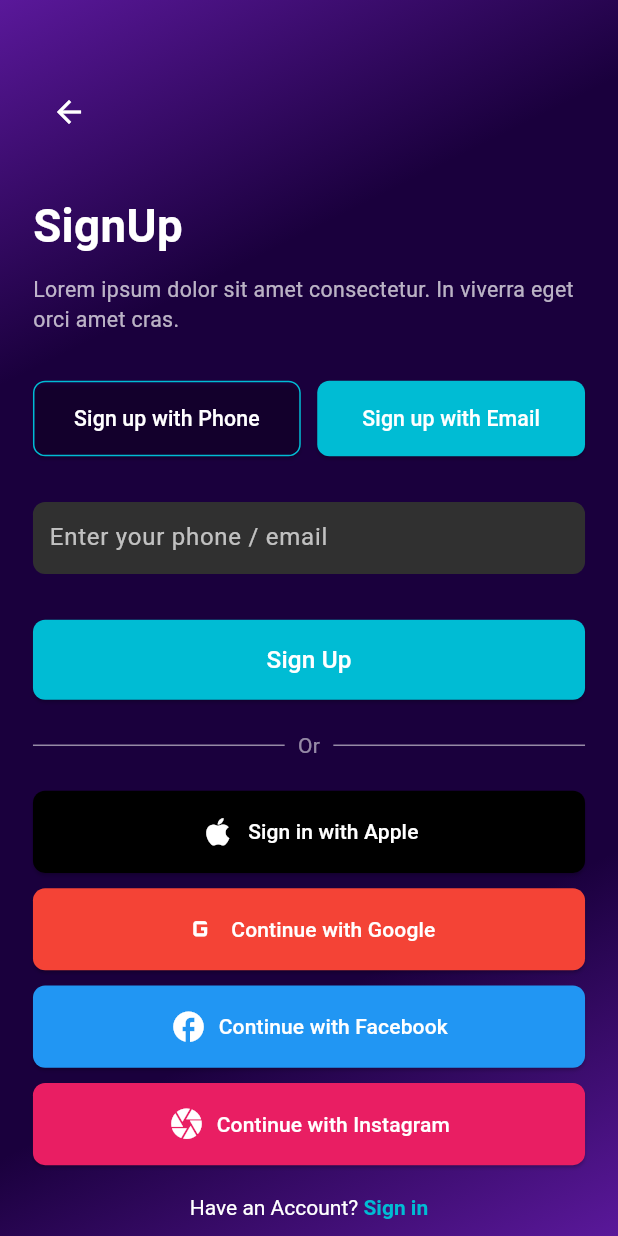
After one commit to HussainMatloob/e_squadifi, a Flutter app: the SignUpScreen screen opened directly, on a phone screen of 412 x 824 dp. The commit adds this screen. Run offline on Flutter 3.47's test engine with Material 3 defaults, Android fonts, the phone set to English and light mode, and no system bars; our stand-ins replace firebase_core, flutter_screenutil, get, google_fonts, percent_indicator; missing offline and left inert: custom_pop_up_menu; accounts and stored records are empty.

Commit message:
Files added

```diff
--- a/lib/main.dart
+++ b/lib/main.dart
@@ -1,3 +1,5 @@
+import 'package:e_squadifi/views/screens/login_screen.dart';
+import 'package:e_squadifi/views/screens/signup_screen1.dart';
 import 'package:e_squadifi/views/screens/splash_screen.dart';
 import 'package:flutter/material.dart';
 import 'package:firebase_core/firebase_core.dart';
@@ -5,8 +7,8 @@ import 'package:flutter/services.dart';
 import 'package:flutter_screenutil/flutter_screenutil.dart';
 import 'package:get/get.dart';
 import 'firebase_options.dart';
-void main() async{
 
+void main() async {
   WidgetsFlutterBinding.ensureInitialized();
   await Firebase.initializeApp(
     options: DefaultFirebaseOptions.currentPlatform,
--- /dev/null
+++ b/lib/views/screens/signup_screen1.dart
@@ -0,0 +1,239 @@
+import 'package:e_squadifi/constants/color_constants.dart'; // Your custom color constants
+import 'package:flutter/material.dart';
+import 'package:flutter_screenutil/flutter_screenutil.dart';
+
+class SignUpScreen extends StatefulWidget {
+  const SignUpScreen({Key? key}) : super(key: key);
+
+  @override
+  State<SignUpScreen> createState() => _SignUpScreenState();
+}
+
+class _SignUpScreenState extends State<SignUpScreen> {
+  @override
+  Widget build(BuildContext context) {
+    return Scaffold(
+      body: Container(
+        decoration: BoxDecoration(
+          gradient: LinearGradient(
+            colors: ColorConstant.gradientScreenColor,
+            begin: Alignment.topLeft,
+            end: Alignment.bottomRight,
+          ),
+        ),
+        child: SafeArea(
+          child: SingleChildScrollView(
+            // Add scroll view here to avoid overflow
+            child: Padding(
+              padding: EdgeInsets.symmetric(horizontal: 20.w, vertical: 50.h),
+              child: Column(
+                crossAxisAlignment: CrossAxisAlignment.start,
+                children: [
+                  // Back Arrow Icon
+                  IconButton(
+                    icon: Icon(Icons.arrow_back, color: Colors.white),
+                    onPressed: () {},
+                  ),
+                  SizedBox(height: 30.h),
+
+                  // "SignUp" text
+                  Text(
+                    'SignUp',
+                    style: TextStyle(
+                      fontSize: 30.sp,
+                      fontWeight: FontWeight.bold,
+                      color: Colors.white,
+                    ),
+                  ),
+                  SizedBox(height: 10.h),
+
+                  // Subtext for description
+                  Text(
+                    'Lorem ipsum dolor sit amet consectetur. In viverra eget orci amet cras.',
+                    style: TextStyle(
+                      fontSize: 14.sp,
+                      color: Colors.white70,
+                    ),
+                  ),
+                  SizedBox(height: 30.h),
+
+                  // Two buttons for sign up with phone or email
+                  Row(
+                    children: [
+                      Expanded(
+                        child: ElevatedButton(
+                          style: ElevatedButton.styleFrom(
+                            padding: EdgeInsets.symmetric(vertical: 15.h),
+                            backgroundColor: Colors.transparent,
+                            side: BorderSide(color: Colors.cyan),
+                            shape: RoundedRectangleBorder(
+                              borderRadius: BorderRadius.circular(8.r),
+                            ),
+                          ),
+                          onPressed: () {},
+                          child: Text(
+                            'Sign up with Phone',
+                            style: TextStyle(
+                              fontSize: 14.sp,
+                              color: Colors.white,
+                            ),
+                          ),
+                        ),
+                      ),
+                      SizedBox(width: 10.w),
+                      Expanded(
+                        child: ElevatedButton(
+                          style: ElevatedButton.styleFrom(
+                            padding: EdgeInsets.symmetric(vertical: 15.h),
+                            backgroundColor: Colors.cyan,
+                            shape: RoundedRectangleBorder(
+                              borderRadius: BorderRadius.circular(8.r),
+                            ),
+                          ),
+                          onPressed: () {},
+                          child: Text(
+                            'Sign up with Email',
+                            style: TextStyle(
+                              fontSize: 14.sp,
+                              color: Colors.white,
+                            ),
+                          ),
+                        ),
+                      ),
+                    ],
+                  ),
+                  SizedBox(height: 30.h),
+
+                  // Input field for phone or email
+                  Container(
+                    padding: EdgeInsets.symmetric(horizontal: 10.w),
+                    decoration: BoxDecoration(
+                      color: Colors.grey[850],
+                      borderRadius: BorderRadius.circular(8.r),
+                    ),
+                    child: TextField(
+                      style: TextStyle(color: Colors.white),
+                      decoration: InputDecoration(
+                        hintText: 'Enter your phone / email',
+                        hintStyle: TextStyle(color: Colors.white70),
+                        border: InputBorder.none,
+                      ),
+                    ),
+                  ),
+                  SizedBox(height: 30.h),
+
+                  // Sign up button
+                  Container(
+                    width: double.infinity,
+                    child: ElevatedButton(
+                      style: ElevatedButton.styleFrom(
+                        padding: EdgeInsets.symmetric(vertical: 15.h),
+                        backgroundColor: Colors.cyan,
+                        shape: RoundedRectangleBorder(
+                          borderRadius: BorderRadius.circular(8.r),
+                        ),
+                      ),
+                      onPressed: () {},
+                      child: Text(
+                        'Sign Up',
+                        style: TextStyle(fontSize: 16.sp, color: Colors.white),
+                      ),
+                    ),
+                  ),
+                  SizedBox(height: 20.h),
+
+                  // OR divider
+                  Row(
+                    children: [
+                      Expanded(child: Divider(color: Colors.white54)),
+                      Padding(
+                        padding: EdgeInsets.symmetric(horizontal: 8.w),
+                        child: Text(
+                          'Or',
+                          style: TextStyle(color: Colors.white54),
+                        ),
+                      ),
+                      Expanded(child: Divider(color: Colors.white54)),
+                    ],
+                  ),
+                  SizedBox(height: 20.h),
+
+                  // Social media buttons
+                  _buildSocialButton(
+                    icon: Icons.apple,
+                    text: 'Sign in with Apple',
+                    backgroundColor: Colors.black,
+                  ),
+                  SizedBox(height: 10.h),
+                  _buildSocialButton(
+                    icon: Icons.g_mobiledata,
+                    text: 'Continue with Google',
+                    backgroundColor: Colors.red,
+                  ),
+                  SizedBox(height: 10.h),
+                  _buildSocialButton(
+                    icon: Icons.facebook,
+                    text: 'Continue with Facebook',
+                    backgroundColor: Colors.blue,
+                  ),
+                  SizedBox(height: 10.h),
+                  _buildSocialButton(
+                    icon: Icons.camera,
+                    text: 'Continue with Instagram',
+                    backgroundColor: Colors.pink,
+                  ),
+                  SizedBox(height: 20.h),
+
+                  // Sign-in text at the bottom
+                  Center(
+                    child: RichText(
+                      text: TextSpan(
+                        text: "Have an Account? ",
+                        style: TextStyle(color: Colors.white),
+                        children: [
+                          TextSpan(
+                            text: 'Sign in',
+                            style: TextStyle(
+                              color: Colors.cyan,
+                              fontWeight: FontWeight.bold,
+                            ),
+                          ),
+                        ],
+                      ),
+                    ),
+                  ),
+                ],
+              ),
+            ),
+          ),
+        ),
+      ),
+    );
+  }
+
+  // Helper function to build social buttons
+  Widget _buildSocialButton({
+    required IconData icon,
+    required String text,
+    required Color backgroundColor,
+  }) {
+    return Container(
+      width: double.infinity,
+      child: ElevatedButton.icon(
+        icon: Icon(icon, size: 24.sp, color: Colors.white),
+        label: Text(
+          text,
+          style: TextStyle(color: Colors.white),
+        ),
+        style: ElevatedButton.styleFrom(
+          padding: EdgeInsets.symmetric(vertical: 15.h),
+          backgroundColor: backgroundColor,
+          shape: RoundedRectangleBorder(
+            borderRadius: BorderRadius.circular(8.r),
+          ),
+        ),
+        onPressed: () {},
+      ),
+    );
+  }
+}
```
Also changed, not shown: lib/views/screens/login_screen.dart (added, +198 -0 lines), lib/views/screens/signup_screen2.dart (added, +239 -0 lines).
